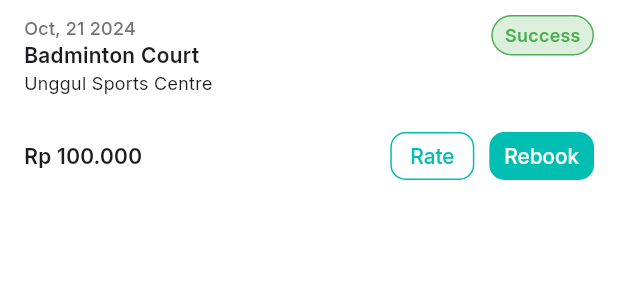
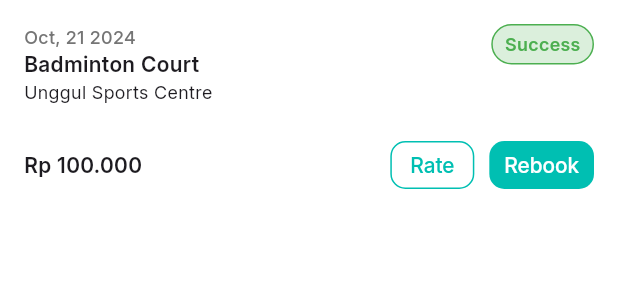
Before and after one commit to bryanfks-dev/Courtly, a Flutter app: the PurchaseCard widget shown alone on an empty page, opened directly, on a phone screen of 412 x 824 dp. Shown: the top 300 px of the screen. Run offline on Flutter 3.47's test engine with Material 3 defaults, Android fonts, the phone set to English and light mode, and no system bars; our stand-ins replace flutter_svg, heroicons, introduction_screen, sticky_headers, vector_graphics; network calls fail.

Commit message:
update purchase card

```diff
--- a/lib/presentation/pages/booking_list.dart
+++ b/lib/presentation/pages/booking_list.dart
@@ -49,7 +49,6 @@ class BookingList extends StatelessWidget {
                 ),
               ),
               content: SizedBox(
-
                 child: ValueListenableBuilder(
                     valueListenable: _orderHistoryNotifier,
                     builder:
--- a/lib/presentation/widgets/booking_list/purchase_card.dart
+++ b/lib/presentation/widgets/booking_list/purchase_card.dart
@@ -41,11 +41,11 @@ class PurchaseCard extends StatelessWidget {
     /// [colorExt] is the extension of the color scheme of the app.
     final AppColorsExtension colorExt = Theme.of(context).extension()!;
 
-    return GestureDetector(
+    return InkWell(
+      onTap: () {},
       child: Container(
         color: colorExt.background,
-        padding: const EdgeInsets.symmetric(
-            horizontal: PAGE_PADDING_MOBILE, vertical: 10),
+        padding: const EdgeInsets.all(PAGE_PADDING_MOBILE),
         child: Column(
           crossAxisAlignment: CrossAxisAlignment.start,
           children: [
```
